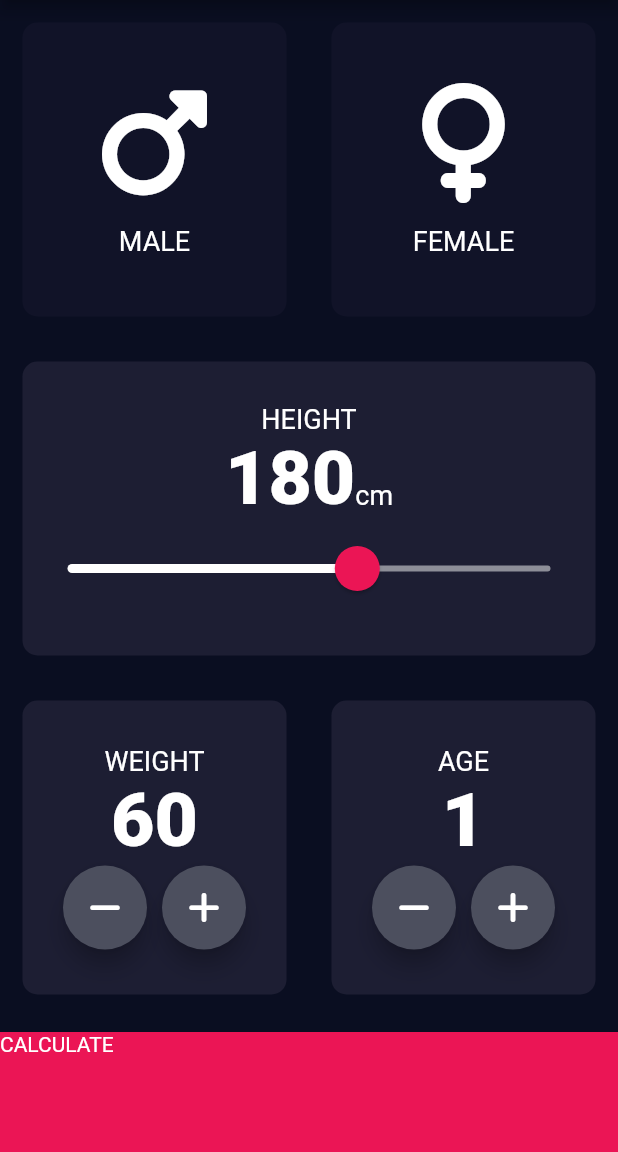
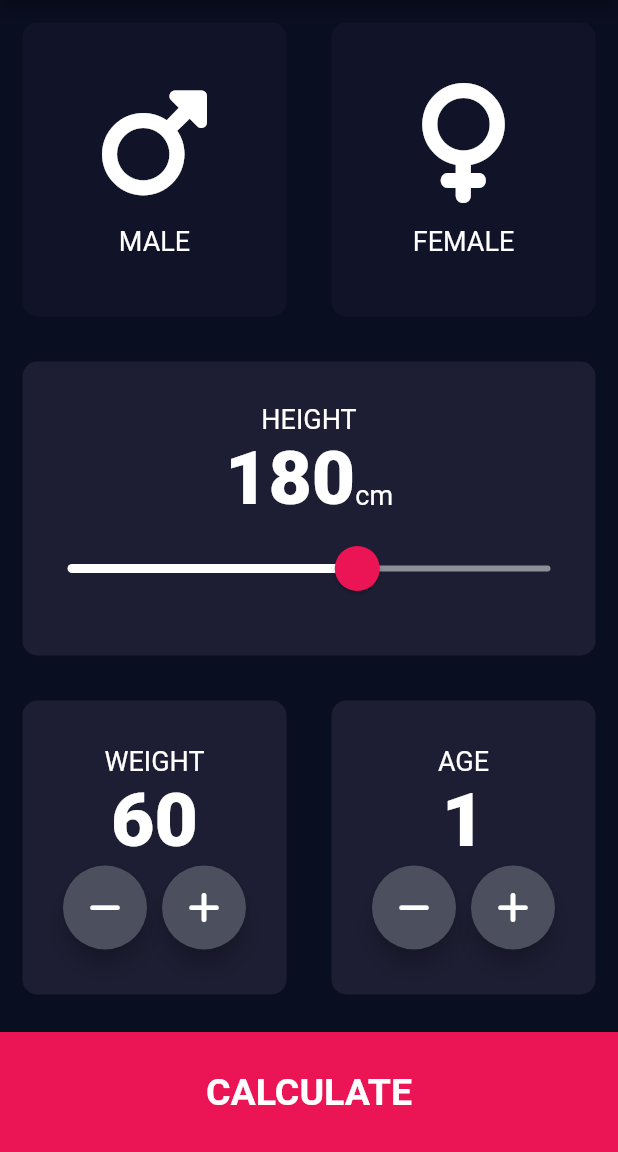
Before and after one commit to Rishikesh-278/bmicalculator, a Flutter app: the screen it shows after launch, on a phone screen of 412 x 824 dp, the part 84-1236 px from its top. Run offline on Flutter 3.47's test engine with Material 2 defaults, Android fonts, the phone set to English and light mode, and no system bars; our stand-ins replace font_awesome_flutter.

Commit message:
Added a const for 'Calculate' Button and centered it

```diff
--- a/lib/constants.dart
+++ b/lib/constants.dart
@@ -7,3 +7,5 @@ const kBottomContainerHeight = 80;
 
 const kLabelTextStyle = TextStyle(color: Colors.white, fontSize: 18);
 const kNumberTextsStyle = TextStyle(fontSize: 50, fontWeight: FontWeight.w900);
+
+const kLargeButtonTextStyle = TextStyle(fontSize: 25,fontWeight: FontWeight.bold);
--- a/lib/input_page.dart
+++ b/lib/input_page.dart
@@ -1,8 +1,8 @@
 import 'package:flutter/material.dart';
-import 'package:font_awesome_flutter/font_awesome_flutter.dart' show FontAwesomeIcons;
-import 'package:bmicalculator/reusable_card.dart' show ReusableCard;
-import 'icon_content.dart' show IconContent;
-import 'constants.dart' show kActiveCardColor, kBottomContainerColor, kInActiveCardColor, kLabelTextStyle, kNumberTextsStyle;
+import 'package:font_awesome_flutter/font_awesome_flutter.dart';
+import 'package:bmicalculator/reusable_card.dart';
+import 'icon_content.dart';
+import 'constants.dart';
 import 'package:bmicalculator/result.dart';
 
 enum Gender { male, female }
@@ -192,7 +192,7 @@ class _InputPageState extends State<InputPage> {
               Navigator.push(context, MaterialPageRoute(builder: (context) => resultPage()));
             },
             child: Container(
-              child: Text("CALCULATE"),
+              child: Center(child: Text("CALCULATE", style: kLargeButtonTextStyle)),
               color: kBottomContainerColor,
               margin: const EdgeInsets.only(top: 10),
               height: 80,
```
